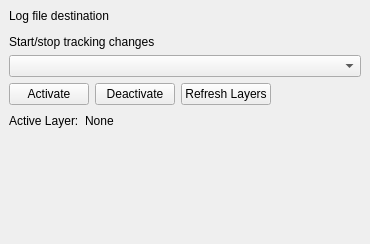
The window that track_changes/ui/default_logger.ui (ahmadzfaiz/qgis-track-changes) describes before a commit, drawn with Qt 5.
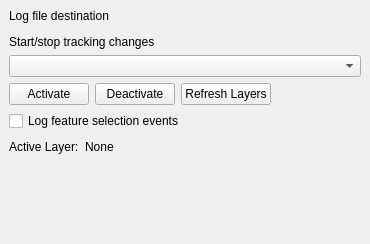
The same window after the commit. Custom widgets are drawn as their Qt base class.

Commit message:
feat(logging): add toggle for feature selection events (#83)
Added a new checkbox for logging feature selection events to the UI.

Updated the widget code to log selection evetns only when enabled.

Diff of the .ui file:
```diff
--- a/track_changes/ui/default_logger.ui
+++ b/track_changes/ui/default_logger.ui
@@ -79,6 +79,17 @@
         </item>
        </layout>
       </item>
+      <!-- Add the new checkbox for Feature Selection events -->
+      <item>
+       <widget class="QCheckBox" name="cbTrackSelection">
+        <property name="text">
+         <string>Log feature selection events</string>
+        </property>
+        <property name="checked">
+         <bool>false</bool>
+        </property>
+       </widget>
+      </item>
       <item>
        <layout class="QHBoxLayout" name="horizontalLayout_4">
         <item>
```
The commit also changes 3 other files.
